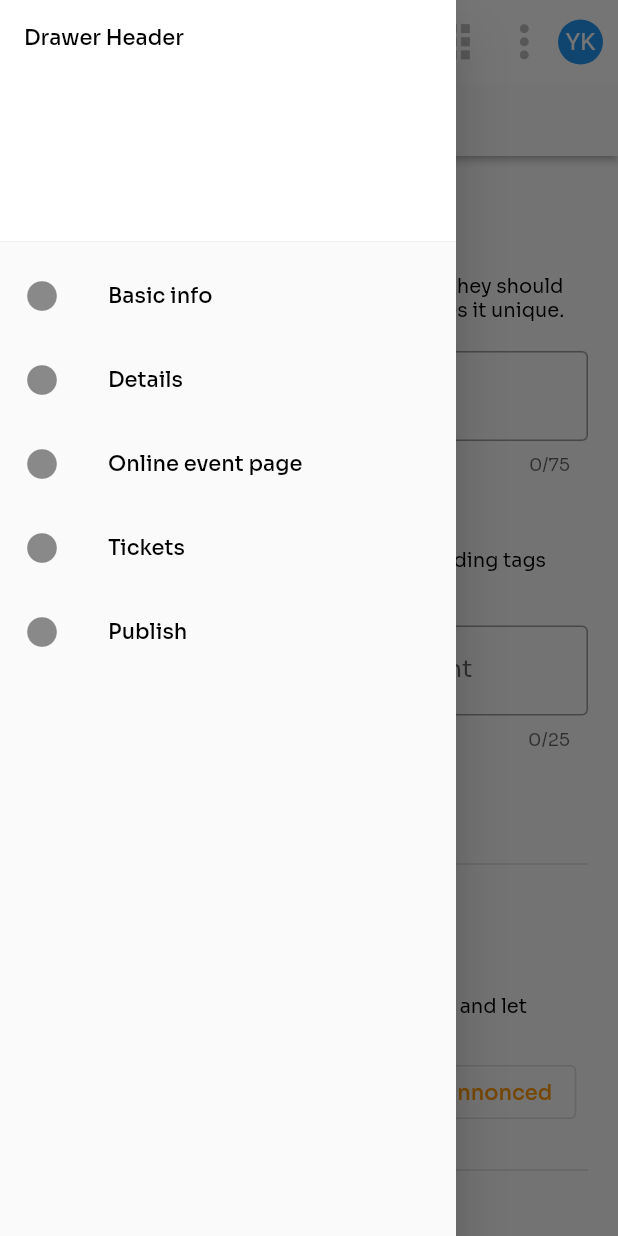
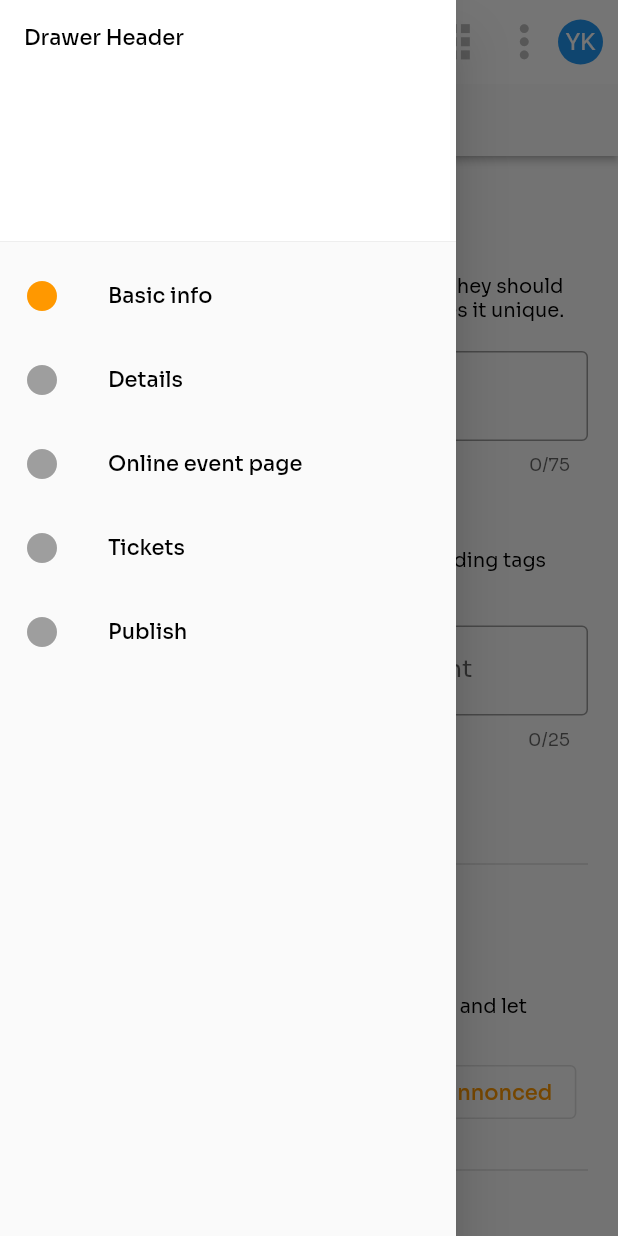
Before and after one commit to Hebtus/Cross-platform, a Flutter app: the BasicInfo screen opened by its route, with the side drawer open, on a phone screen of 412 x 824 dp. Run offline on Flutter 3.47's test engine with Material 2 defaults, Android fonts, the light colour scheme and no system bars; our stand-ins replace auto_size_text, email_validator, flutter_svg, go_router, google_fonts.

Commit message:
follow up

```diff
--- a/hebtus_crossplatform/lib/screens/Creator/BasicInfo/basic_info.dart
+++ b/hebtus_crossplatform/lib/screens/Creator/BasicInfo/basic_info.dart
@@ -195,7 +195,9 @@ class _BasicInfoState extends State<BasicInfo> {
         const SizedBox(
           height: 10,
         ),
-        Row(
+        SingleChildScrollView(
+          scrollDirection: Axis.horizontal,
+          child: Row(
             children: [
               OutlinedButton(
                   onPressed: () {
@@ -231,6 +233,7 @@ class _BasicInfoState extends State<BasicInfo> {
                   },
                   child: const Text('To be annonced')),
             ],
+          ),
         ),
         const SizedBox(
           height: 20,
@@ -273,13 +276,22 @@ class _BasicInfoState extends State<BasicInfo> {
             fontWeight: FontWeight.bold,
           ),
         ),
+        const SizedBox(
+          height: 10,
+        ),
+
         const Text(
           'Tell event-goers when your event starts and ends so they can make plans to attend.',
           style: TextStyle(
             fontSize: 13,
           ),
         ),
-        Row(
+        const SizedBox(
+          height: 10,
+        ),
+        SingleChildScrollView(
+          scrollDirection: Axis.horizontal,
+          child: Row(
             children: [
               OutlinedButton(
                   onPressed: () {
@@ -301,6 +313,7 @@ class _BasicInfoState extends State<BasicInfo> {
                   },
                   child: const Text('Recurring Event')),
             ],
+          ),
         ),
         const SizedBox(
           height: 20,
@@ -385,9 +398,10 @@ class _BasicInfoState extends State<BasicInfo> {
               hintText: 'Time zone',
             ),
           ),
-          const SizedBox(
-            width: 10,
+       const  SizedBox(
+            height: 10,
           ),
+
           TextFormField(
             decoration: const InputDecoration(
               border: OutlineInputBorder(),
@@ -416,7 +430,7 @@ class _BasicInfoState extends State<BasicInfo> {
             ),
           ),
           const SizedBox(
-            width: 10,
+            height: 20,
           ),
           TextFormField(
             decoration: const InputDecoration(
@@ -434,7 +448,7 @@ class _BasicInfoState extends State<BasicInfo> {
     return Scaffold(
       key: _globalKey,
       appBar: appBarModule(context),
-      drawer: appDrawer(context),
+      drawer: appDrawer(context,"basicInfo"),
       body: SingleChildScrollView(
         child: Column(
           children: [
--- a/hebtus_crossplatform/lib/screens/Creator/Components/creator_components.dart
+++ b/hebtus_crossplatform/lib/screens/Creator/Components/creator_components.dart
@@ -69,7 +69,7 @@ AppBar appBarModule(BuildContext context) {
 
 ///description:this methode will make the side bar for all pages to navigate between them
 ///return type:Drawer
-Drawer appDrawer(BuildContext context) {
+Drawer appDrawer(BuildContext context,String nameModule) {
   return Drawer(
     child: ListView(
       // Important: Remove any padding from the ListView.
@@ -82,8 +82,9 @@ Drawer appDrawer(BuildContext context) {
           child: Text('Drawer Header'),
         ),
         ListTile(
-          leading: const Icon(
+          leading: Icon(
             Icons.circle,
+            color: nameModule=="basicInfo"?Colors.orange:Colors.grey,
           ),
           title: const Text('Basic info'),
           onTap: () {
@@ -92,8 +93,9 @@ Drawer appDrawer(BuildContext context) {
           },
         ),
         ListTile(
-          leading: const Icon(
+          leading: Icon(
             Icons.circle,
+            color: nameModule=="Details"?Colors.orange:Colors.grey,
           ),
           title: const Text('Details'),
           onTap: () {
@@ -102,8 +104,10 @@ Drawer appDrawer(BuildContext context) {
           },
         ),
         ListTile(
-          leading: const Icon(
+          leading: Icon(
             Icons.circle,
+            color: nameModule=="Online event page"?Colors.orange:Colors.grey,
+
           ),
           title: const Text('Online event page'),
           onTap: () {
@@ -112,8 +116,10 @@ Drawer appDrawer(BuildContext context) {
           },
         ),
         ListTile(
-          leading: const Icon(
+          leading:  Icon(
             Icons.circle,
+            color: nameModule=="Tickets"?Colors.orange:Colors.grey,
+
           ),
           title: const Text('Tickets'),
           onTap: () {
@@ -122,8 +128,9 @@ Drawer appDrawer(BuildContext context) {
           },
         ),
         ListTile(
-          leading: const Icon(
+          leading: Icon(
             Icons.circle,
+            color: nameModule=="publish"?Colors.orange:Colors.grey,
           ),
           title: const Text('Publish'),
           onTap: () {
--- a/hebtus_crossplatform/lib/screens/Creator/Details/details.dart
+++ b/hebtus_crossplatform/lib/screens/Creator/Details/details.dart
@@ -15,7 +15,7 @@ class _DetailsState extends State<Details> {
     return Scaffold(
         key: _globalKey,
         appBar: appBarModule(context),
-        drawer: appDrawer(context),
+        drawer: appDrawer(context,"Details"),
         body: SingleChildScrollView(
             child: Column(
                 children: [
--- a/hebtus_crossplatform/lib/screens/Creator/OnlineEventPage/online_event_page.dart
+++ b/hebtus_crossplatform/lib/screens/Creator/OnlineEventPage/online_event_page.dart
@@ -14,7 +14,7 @@ class _OnlineEventPageState extends State<OnlineEventPage> {
     return Scaffold(
         key: _globalKey,
         appBar: appBarModule(context),
-        drawer: appDrawer(context),
+        drawer: appDrawer(context,"Online event page"),
         body: SingleChildScrollView(
             child: Column(
                 children: [
--- a/hebtus_crossplatform/lib/screens/Creator/Publish/publish.dart
+++ b/hebtus_crossplatform/lib/screens/Creator/Publish/publish.dart
@@ -14,7 +14,7 @@ class _PublishState extends State<Publish> {
     return Scaffold(
         key: _globalKey,
         appBar: appBarModule(context),
-        drawer: appDrawer(context),
+        drawer: appDrawer(context,"publish"),
         body: SingleChildScrollView(
             child: Column(
                 children: [
```
Also changed, not shown: hebtus_crossplatform/lib/screens/Creator/Tickets/add_more_tickets.dart (+22 -1 lines), hebtus_crossplatform/lib/screens/Creator/Tickets/add_promo_code.dart (+18 -0 lines), hebtus_crossplatform/lib/screens/Creator/Tickets/tickets_assign.dart (+19 -2 lines), hebtus_crossplatform/lib/screens/all_screens.dart (line endings or trailing spaces). Lines whose indentation alone changed are shown as unchanged.
